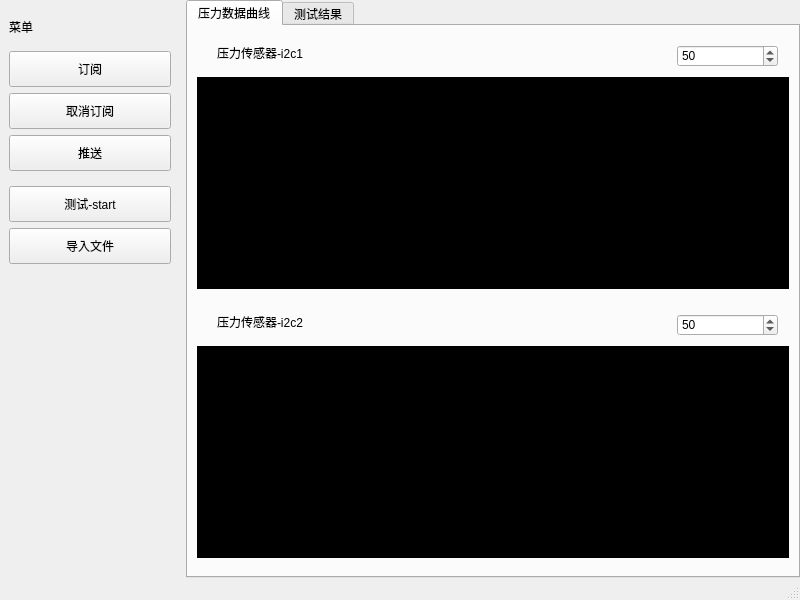
Before: the Qt Designer form mainwindow.ui in ShaoYaoSayHai/MQTT-WAVE-GUI, drawn with Qt 5.
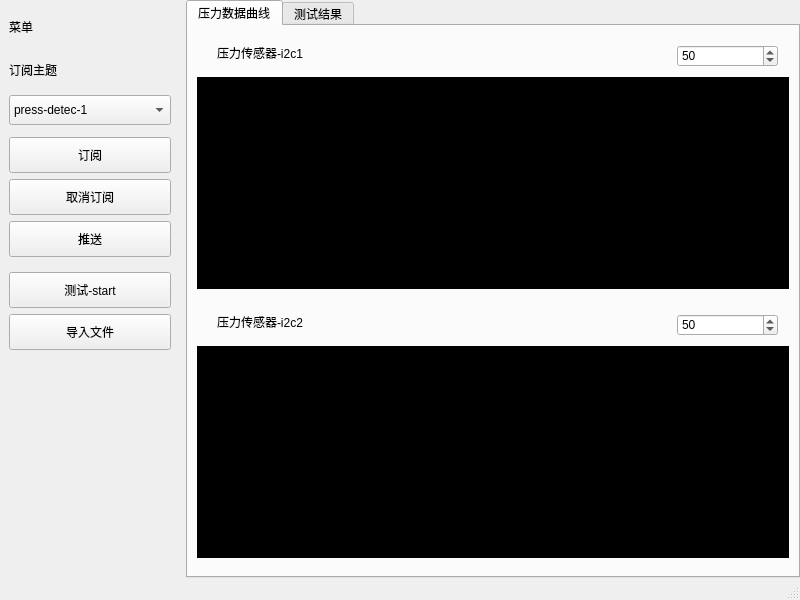
After: the same form once the commit is applied. Custom widgets are drawn as their Qt base class.

Commit message: update: Submit version V1.3. Use the comboBox to facilitate the selection of MQTT TOPIC.

Patch:
```diff
--- a/mainwindow.ui
+++ b/mainwindow.ui
@@ -79,6 +79,73 @@
             </property>
            </widget>
           </item>
+          <item>
+           <widget class="QWidget" name="widget_8" native="true">
+            <property name="minimumSize">
+             <size>
+              <width>0</width>
+              <height>80</height>
+             </size>
+            </property>
+            <layout class="QVBoxLayout" name="verticalLayout_7" stretch="1,0">
+             <property name="leftMargin">
+              <number>0</number>
+             </property>
+             <property name="topMargin">
+              <number>0</number>
+             </property>
+             <property name="rightMargin">
+              <number>0</number>
+             </property>
+             <property name="bottomMargin">
+              <number>0</number>
+             </property>
+             <item>
+              <widget class="QLabel" name="label_4">
+               <property name="maximumSize">
+                <size>
+                 <width>16777215</width>
+                 <height>30</height>
+                </size>
+               </property>
+               <property name="text">
+                <string>订阅主题</string>
+               </property>
+              </widget>
+             </item>
+             <item>
+              <widget class="QComboBox" name="comboBox_TopicList">
+               <property name="minimumSize">
+                <size>
+                 <width>0</width>
+                 <height>30</height>
+                </size>
+               </property>
+               <item>
+                <property name="text">
+                 <string>press-detec-1</string>
+                </property>
+               </item>
+               <item>
+                <property name="text">
+                 <string>press-detec-2</string>
+                </property>
+               </item>
+               <item>
+                <property name="text">
+                 <string>press-detec-3</string>
+                </property>
+               </item>
+               <item>
+                <property name="text">
+                 <string>press-detec-4</string>
+                </property>
+               </item>
+              </widget>
+             </item>
+            </layout>
+           </widget>
+          </item>
           <item>
            <widget class="QPushButton" name="pushButton_2">
             <property name="minimumSize">
```
The commit also changes 2 other files.
